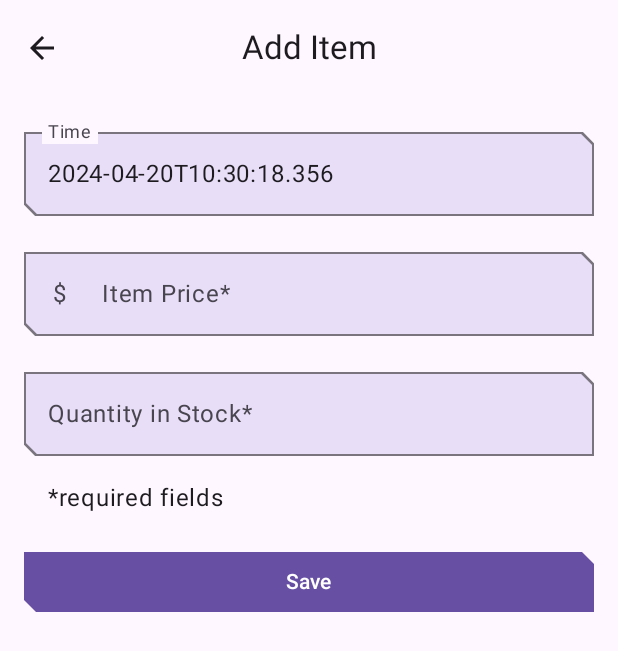
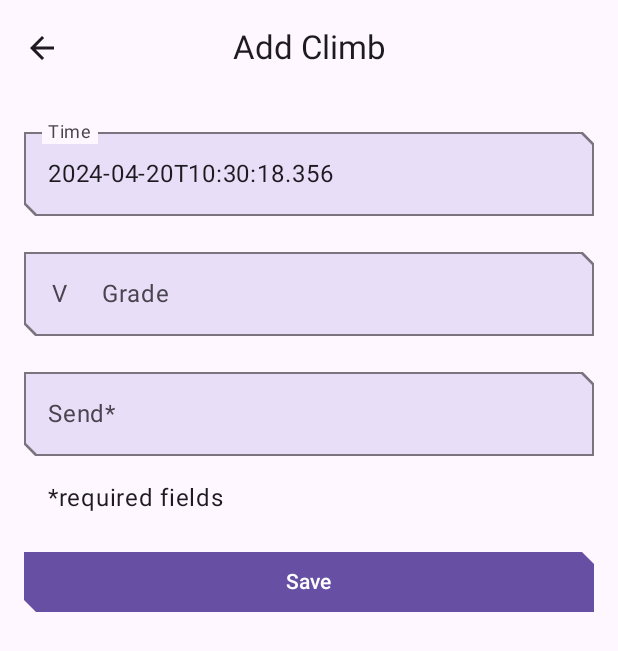
Before and after one commit to graysomb/climbing-tracker, an Android app built with Jetpack Compose: the ItemEntryScreen screen opened through its navigation route, on a phone screen of 412 x 824 dp. Shown: the top 651 px of the screen. Run offline under Robolectric (Android 15) with nearby library versions, the phone set to English and light mode, and no system bars.

Commit message:
Added grade and send

```diff
--- a/app/src/main/java/com/example/inventory/data/InventoryDatabase.kt
+++ b/app/src/main/java/com/example/inventory/data/InventoryDatabase.kt
@@ -24,7 +24,7 @@ import androidx.room.RoomDatabase
 /**
  * Database class with a singleton Instance object.
  */
-@Database(entities = [Item::class], version = 1, exportSchema = false)
+@Database(entities = [Item::class], version = 2, exportSchema = false)
 abstract class InventoryDatabase : RoomDatabase() {
 
     abstract fun itemDao(): ItemDao
--- a/app/src/main/java/com/example/inventory/data/Item.kt
+++ b/app/src/main/java/com/example/inventory/data/Item.kt
@@ -31,6 +31,6 @@ data class Item @RequiresApi(Build.VERSION_CODES.O) constructor(
     @PrimaryKey(autoGenerate = true)
     val id: Int = 0,
     val name: String,
-    val price: Double,
+    val price: Int,
     val quantity: Int
 )
--- a/app/src/main/java/com/example/inventory/ui/home/HomeScreen.kt
+++ b/app/src/main/java/com/example/inventory/ui/home/HomeScreen.kt
@@ -168,7 +168,7 @@ private fun InventoryItem(
                 )
                 Spacer(Modifier.weight(1f))
                 Text(
-                    text = item.formatedPrice(),
+                    text = stringResource(R.string.v, item.price),
                     style = MaterialTheme.typography.titleMedium
                 )
             }
@@ -185,7 +185,7 @@ private fun InventoryItem(
 fun HomeBodyPreview() {
     InventoryTheme {
         HomeBody(listOf(
-            Item(1, "Game", 100.0, 20), Item(2, "Pen", 200.0, 30), Item(3, "TV", 300.0, 50)
+            //Item(1, "Game", 10, 20), Item(2, "Pen", 200.0, 30), Item(3, "TV", 300.0, 50)
         ), onItemClick = {})
     }
 }
@@ -203,7 +203,7 @@ fun HomeBodyEmptyListPreview() {
 fun InventoryItemPreview() {
     InventoryTheme {
         InventoryItem(
-            Item(1, "Game", 100.0, 20),
+            Item(1, "Game", 10, 20),
         )
     }
 }
--- a/app/src/main/java/com/example/inventory/ui/item/ItemEntryScreen.kt
+++ b/app/src/main/java/com/example/inventory/ui/item/ItemEntryScreen.kt
@@ -150,14 +150,14 @@ fun ItemInputForm(
         OutlinedTextField(
             value = itemDetails.price,
             onValueChange = { onValueChange(itemDetails.copy(price = it)) },
-            keyboardOptions = KeyboardOptions(keyboardType = KeyboardType.Decimal),
-            label = { Text(stringResource(R.string.item_price_req)) },
+            keyboardOptions = KeyboardOptions(keyboardType = KeyboardType.Number),
+            label = { Text(stringResource(R.string.grade)) },
             colors = OutlinedTextFieldDefaults.colors(
                 focusedContainerColor = MaterialTheme.colorScheme.secondaryContainer,
                 unfocusedContainerColor = MaterialTheme.colorScheme.secondaryContainer,
                 disabledContainerColor = MaterialTheme.colorScheme.secondaryContainer,
             ),
-            leadingIcon = { Text(Currency.getInstance(Locale.getDefault()).symbol) },
+            leadingIcon = { Text("V") },
             modifier = Modifier.fillMaxWidth(),
             enabled = enabled,
             singleLine = true
--- a/app/src/main/java/com/example/inventory/ui/item/ItemEntryViewModel.kt
+++ b/app/src/main/java/com/example/inventory/ui/item/ItemEntryViewModel.kt
@@ -88,12 +88,13 @@ data class ItemDetails(
 fun ItemDetails.toItem(): Item = Item(
     id = id,
     name = name,
-    price = price.toDoubleOrNull() ?: 0.0,
+    price = price.toIntOrNull() ?: 0,
     quantity = quantity.toIntOrNull() ?: 0
 )
 
 fun Item.formatedPrice(): String {
-    return NumberFormat.getCurrencyInstance().format(price)
+    //return NumberFormat.getCurrencyInstance().format(price)
+    return price.toString()
 }
 
 /**
--- a/app/src/main/res/values/strings.xml
+++ b/app/src/main/res/values/strings.xml
@@ -14,25 +14,27 @@
   ~ limitations under the License.
   -->
 <resources>
-    <string name="app_name">Inventory</string>
+    <string name="app_name">Climbs</string>
     <string name="attention">Attention</string>
     <string name="back_button">Back</string>
     <string name="delete">Delete</string>
     <string name="delete_question">Are you sure you want to delete?</string>
-    <string name="no_item_description">Oops!\nNo items in the inventory.\nTap + to add.</string>
-    <string name="edit_item_title">Edit Item</string>
-    <string name="item">Item</string>
-    <string name="item_detail_title">Item Details</string>
-    <string name="item_entry_title">Add Item</string>
+    <string name="no_item_description">Oops!\nNo climbs.\nTap + to add.</string>
+    <string name="edit_item_title">Edit climb</string>
+    <string name="item">Time</string>
+    <string name="item_detail_title">Climb Details</string>
+    <string name="item_entry_title">Add Climb</string>
     <string name="item_name_req">Time</string>
-    <string name="item_price_req">Item Price*</string>
+    <string name="item_price_req">Grade</string>
     <string name="no">No</string>
-    <string name="price">Price</string>
-    <string name="quantity_in_stock">Quantity in stock</string>
-    <string name="in_stock">%d in stock</string>
-    <string name="quantity_req">Quantity in Stock*</string>
+    <string name="price">Grade</string>
+    <string name="quantity_in_stock">Send</string>
+    <string name="in_stock">Send: %d</string>
+    <string name="v">V%d</string>
+    <string name="quantity_req">Send*</string>
     <string name="save_action">Save</string>
     <string name="sell">Sell</string>
     <string name="yes">Yes</string>
     <string name="required_fields">*required fields</string>
+    <string name="grade">Grade</string>
 </resources>
```
Also changed, not shown: 1 other file.
